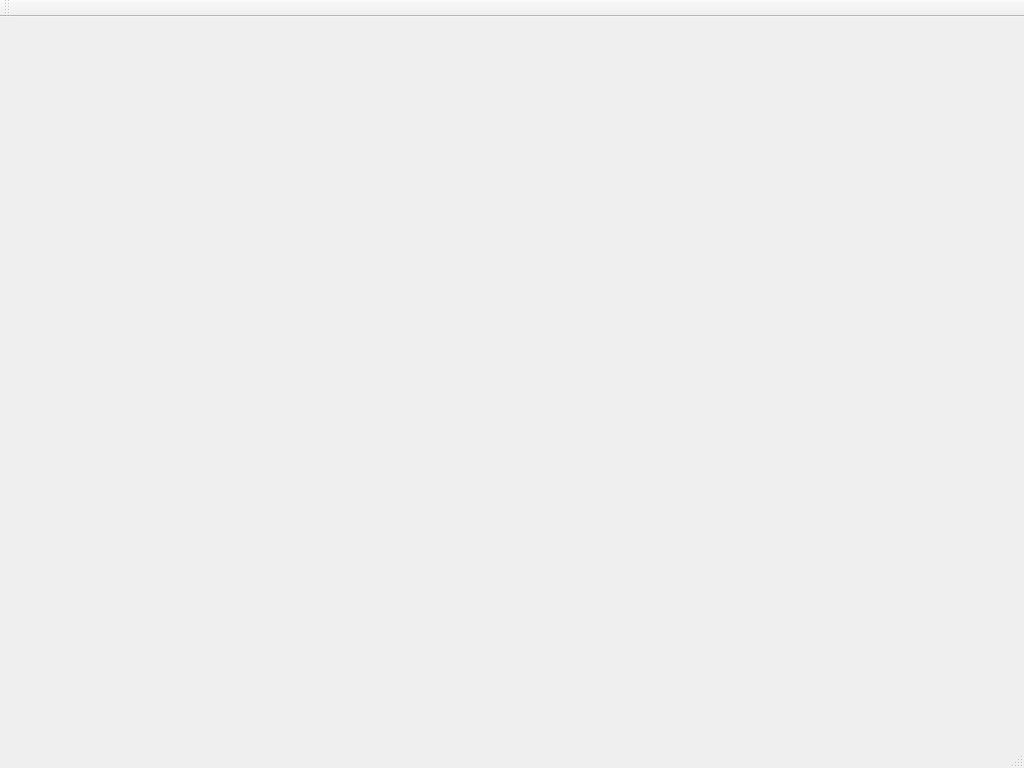
Old version of the form tools/qt/usb_boot_maker/src/main/mainwindow.ui in the repository Gris87/ngos.
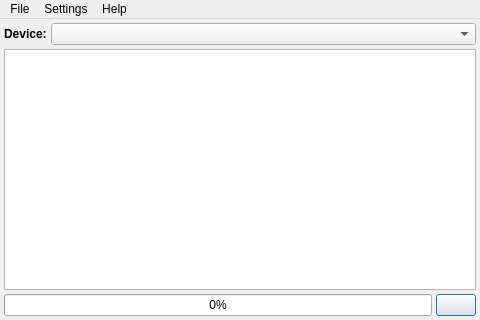
New version of the form. Icons and pictures are not drawn.

Commit message: UI for USB Boot Maker

```diff
--- a/tools/qt/usb_boot_maker/src/main/mainwindow.ui
+++ b/tools/qt/usb_boot_maker/src/main/mainwindow.ui
@@ -6,33 +6,168 @@
    <rect>
     <x>0</x>
     <y>0</y>
-    <width>1024</width>
-    <height>768</height>
+    <width>480</width>
+    <height>320</height>
    </rect>
   </property>
   <property name="windowTitle">
    <string>NGOS USB Boot Maker</string>
   </property>
-  <widget class="QWidget" name="centralWidget"/>
+  <widget class="QWidget" name="centralWidget">
+   <layout class="QVBoxLayout" name="verticalLayout">
+    <property name="spacing">
+     <number>4</number>
+    </property>
+    <property name="leftMargin">
+     <number>4</number>
+    </property>
+    <property name="topMargin">
+     <number>4</number>
+    </property>
+    <property name="rightMargin">
+     <number>4</number>
+    </property>
+    <property name="bottomMargin">
+     <number>4</number>
+    </property>
+    <item>
+     <layout class="QHBoxLayout" name="horizontalLayout_2">
+      <property name="spacing">
+       <number>4</number>
+      </property>
+      <item>
+       <widget class="QLabel" name="deviceLabel">
+        <property name="font">
+         <font>
+          <weight>75</weight>
+          <bold>true</bold>
+         </font>
+        </property>
+        <property name="text">
+         <string>Device:</string>
+        </property>
+       </widget>
+      </item>
+      <item>
+       <widget class="QComboBox" name="deviceComboBox">
+        <property name="sizePolicy">
+         <sizepolicy hsizetype="Expanding" vsizetype="Fixed">
+          <horstretch>0</horstretch>
+          <verstretch>0</verstretch>
+         </sizepolicy>
+        </property>
+       </widget>
+      </item>
+     </layout>
+    </item>
+    <item>
+     <widget class="QTextEdit" name="logTextEdit">
+      <property name="font">
+       <font>
+        <family>Courier New</family>
+       </font>
+      </property>
+      <property name="lineWrapMode">
+       <enum>QTextEdit::NoWrap</enum>
+      </property>
+      <property name="readOnly">
+       <bool>true</bool>
+      </property>
+     </widget>
+    </item>
+    <item>
+     <layout class="QHBoxLayout" name="horizontalLayout">
+      <property name="spacing">
+       <number>4</number>
+      </property>
+      <item>
+       <widget class="QProgressBar" name="statusProgressBar">
+        <property name="value">
+         <number>0</number>
+        </property>
+       </widget>
+      </item>
+      <item>
+       <widget class="QPushButton" name="startButton">
+        <property name="icon">
+         <iconset resource="../../Resources.qrc">
+          <normaloff>:/assets/images/start.png</normaloff>:/assets/images/start.png</iconset>
+        </property>
+        <property name="default">
+         <bool>true</bool>
+        </property>
+       </widget>
+      </item>
+     </layout>
+    </item>
+   </layout>
+  </widget>
   <widget class="QMenuBar" name="menuBar">
    <property name="geometry">
     <rect>
      <x>0</x>
      <y>0</y>
-     <width>1024</width>
+     <width>480</width>
      <height>21</height>
     </rect>
    </property>
+   <widget class="QMenu" name="menuFile">
+    <property name="title">
+     <string>File</string>
+    </property>
+    <addaction name="actionExit"/>
+   </widget>
+   <widget class="QMenu" name="menuSettings">
+    <property name="title">
+     <string>Settings</string>
+    </property>
+    <addaction name="actionLanguage"/>
+   </widget>
+   <widget class="QMenu" name="menuHelp">
+    <property name="title">
+     <string>Help</string>
+    </property>
+    <addaction name="actionAbout"/>
+   </widget>
+   <addaction name="menuFile"/>
+   <addaction name="menuSettings"/>
+   <addaction name="menuHelp"/>
   </widget>
-  <widget class="QToolBar" name="mainToolBar">
-   <attribute name="toolBarArea">
-    <enum>TopToolBarArea</enum>
-   </attribute>
-   <attribute name="toolBarBreak">
-    <bool>false</bool>
-   </attribute>
-  </widget>
-  <widget class="QStatusBar" name="statusBar"/>
+  <action name="actionExit">
+   <property name="icon">
+    <iconset resource="../../Resources.qrc">
+     <normaloff>:/assets/images/exit.png</normaloff>:/assets/images/exit.png</iconset>
+   </property>
+   <property name="text">
+    <string>Exit</string>
+   </property>
+   <property name="toolTip">
+    <string>Exit (Alt+X)</string>
+   </property>
+   <property name="shortcut">
+    <string>Alt+X</string>
+   </property>
+  </action>
+  <action name="actionLanguage">
+   <property name="text">
+    <string>Language</string>
+   </property>
+  </action>
+  <action name="actionAbout">
+   <property name="icon">
+    <iconset resource="../../Resources.qrc">
+     <normaloff>:/assets/images/about.png</normaloff>:/assets/images/about.png</iconset>
+   </property>
+   <property name="text">
+    <string>About</string>
+   </property>
+   <property name="toolTip">
+    <string>About (F1)</string>
+   </property>
+   <property name="shortcut">
+    <string>F1</string>
+   </property>
+  </action>
  </widget>
  <layoutdefault spacing="6" margin="11"/>
  <resources/>
```
Left out of the diff: 4 changed lines with no effect on the pictures. The commit also changes 5 other files.
